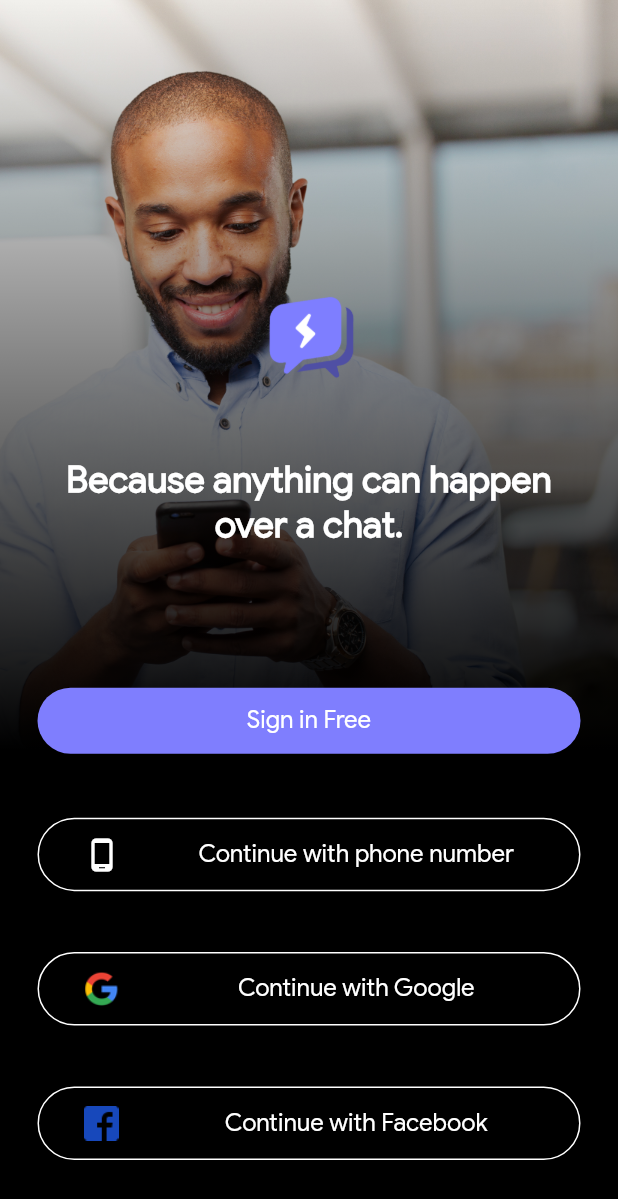
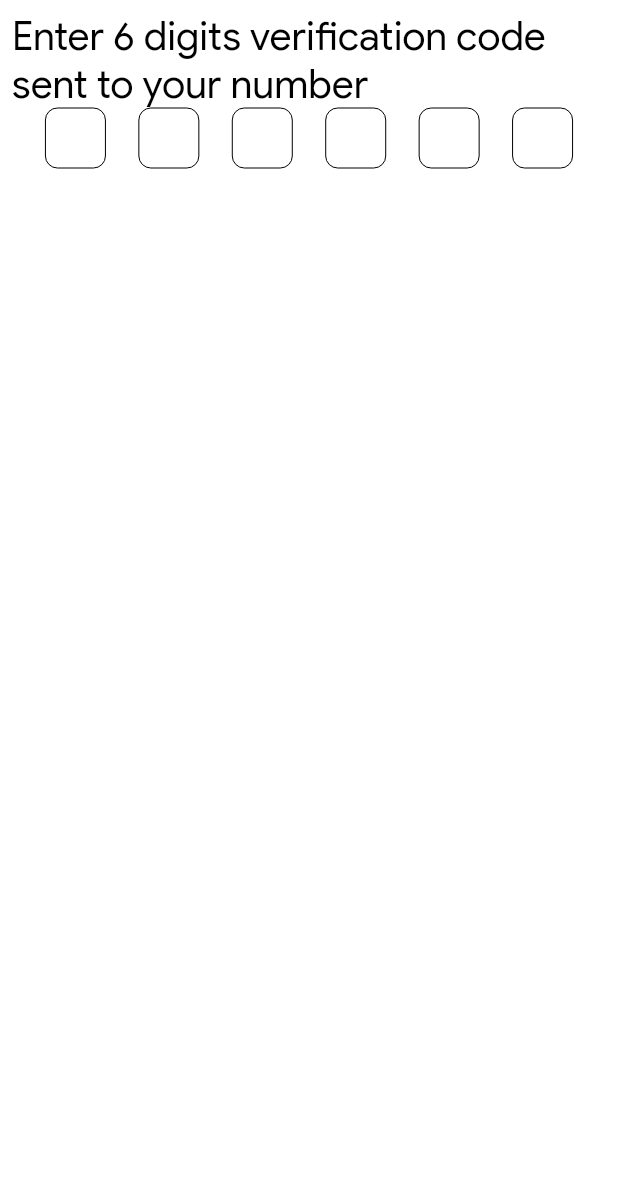
Before and after one commit to imKashyap/flutterfire, a Flutter app: the screen it shows after launch, on a phone screen of 412 x 824 dp. Shown: the top 1199 px of the screen. Run offline on Flutter 3.47's test engine with Material 2 defaults, Android fonts, the light colour scheme and no system bars; our stand-ins replace cloud_firestore, firebase_auth, firebase_core, fluttertoast, google_sign_in, image_cropper and 2 more; missing offline and left inert: country_pickers, flutter_facebook_login; accounts and stored records are empty.

Commit message:
Created OTP Page

```diff
--- a/lib/main.dart
+++ b/lib/main.dart
@@ -2,6 +2,7 @@ import 'package:firebase_core/firebase_core.dart';
 import 'package:flutter/material.dart';
 import 'package:konnect/managers/landing_manger.dart';
 import 'package:konnect/models/konnector.dart';
+import 'package:konnect/screens/auth/otp_page.dart';
 import 'package:konnect/sevices/auth.dart';
 import 'package:konnect/utils/colors.dart';
 import 'package:provider/provider.dart';
@@ -30,7 +31,7 @@ class MyApp extends StatelessWidget {
           brightness: Brightness.dark,
           fontFamily: 'GoogleSans',
         ),
-        home: LandingManager(),
+        home: OtpPage(),
       ),
     );
   }
--- a/lib/screens/auth/add_phone_page.dart
+++ b/lib/screens/auth/add_phone_page.dart
@@ -3,7 +3,6 @@ import 'package:country_pickers/country_picker_dropdown.dart';
 import 'package:country_pickers/country_pickers.dart';
 import 'package:firebase_auth/firebase_auth.dart';
 import 'package:flutter/material.dart';
-import 'package:konnect/models/konnector.dart';
 
 class AddPhonePage extends StatefulWidget {
   final User userToLink;
@@ -117,7 +116,7 @@ class _AddPhonePageState extends State<AddPhonePage> {
   Future<void> verifyPhoneNumber() async {
     PhoneVerificationCompleted verificationCompleted =
         (PhoneAuthCredential phoneAuthCredential) async {
-      widget.userToLink.linkWithCredential(phoneAuthCredential);
+      await widget.userToLink.linkWithCredential(phoneAuthCredential);
       await _auth.signInWithCredential(phoneAuthCredential);
       showSnackbar(
           "Phone number automatically verified and user signed in: ${_auth.currentUser.uid}");
--- /dev/null
+++ b/lib/screens/auth/otp_page.dart
@@ -0,0 +1,80 @@
+import 'package:flutter/material.dart';
+import 'package:konnect/utils/colors.dart';
+
+class OtpPage extends StatefulWidget {
+  const OtpPage({Key key}) : super(key: key);
+  @override
+  _OtpPageState createState() => _OtpPageState();
+}
+
+class _OtpPageState extends State<OtpPage> {
+  String text = '';
+
+  void _onKeyboardTap(String value) {
+    setState(() {
+      text = text + value;
+    });
+  }
+
+  @override
+  Widget build(BuildContext context) {
+    return Scaffold(
+      backgroundColor: Colors.white,
+      body: SafeArea(
+        child: Padding(
+          padding: const EdgeInsets.all(8.0),
+          child: Column(
+            crossAxisAlignment: CrossAxisAlignment.center,
+            children: <Widget>[
+              Text('Enter 6 digits verification code sent to your number',
+                  style: TextStyle(
+                      color: Colors.black,
+                      fontSize: 26,
+                      fontWeight: FontWeight.w500)),
+              Container(
+                constraints: const BoxConstraints(maxWidth: 500),
+                child: Row(
+                  mainAxisAlignment: MainAxisAlignment.spaceEvenly,
+                  crossAxisAlignment: CrossAxisAlignment.center,
+                  children: <Widget>[
+                    otpNumberWidget(0),
+                    otpNumberWidget(1),
+                    otpNumberWidget(2),
+                    otpNumberWidget(3),
+                    otpNumberWidget(4),
+                    otpNumberWidget(5),
+                  ],
+                ),
+              ),
+            ],
+          ),
+        ),
+      ),
+    );
+  }
+
+  Widget otpNumberWidget(int position) {
+    try {
+      return Container(
+        height: 40,
+        width: 40,
+        decoration: BoxDecoration(
+            border: Border.all(color: Colors.black, width: 0),
+            borderRadius: const BorderRadius.all(Radius.circular(8))),
+        child: Center(
+            child: Text(
+          text[position],
+          style: TextStyle(color: Colors.black),
+        )),
+      );
+    } catch (e) {
+      return Container(
+        height: 40,
+        width: 40,
+        decoration: BoxDecoration(
+            border: Border.all(color: Colors.black, width: 0),
+            borderRadius: const BorderRadius.all(Radius.circular(8))),
+      );
+    }
+  }
+}
```
Also changed, not shown: lib/screens/auth/phone_login_page.dart (added, +153 -0 lines).
